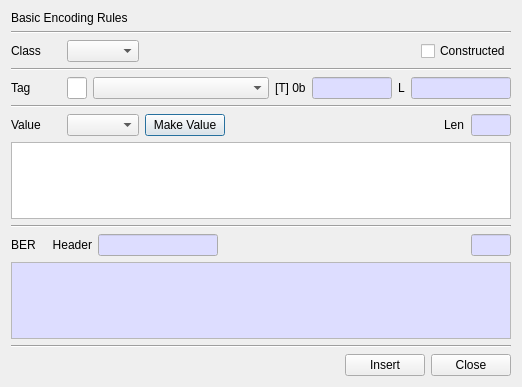
jykim74/BerEditor, file BerEditor/make_ber_dlg.ui: the form before one commit.
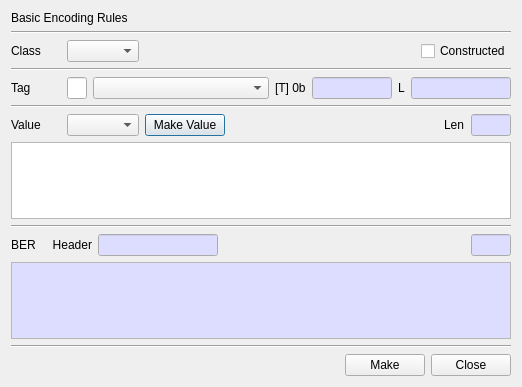
The form after the commit.

```diff
--- a/BerEditor/make_ber_dlg.ui
+++ b/BerEditor/make_ber_dlg.ui
@@ -546,7 +546,7 @@
      <item row="0" column="1">
       <widget class="QPushButton" name="mInsertBtn">
        <property name="text">
-        <string>Insert</string>
+        <string>Make</string>
        </property>
       </widget>
      </item>
```
Left out of the diff: 4 changed lines with no effect on the pictures.
